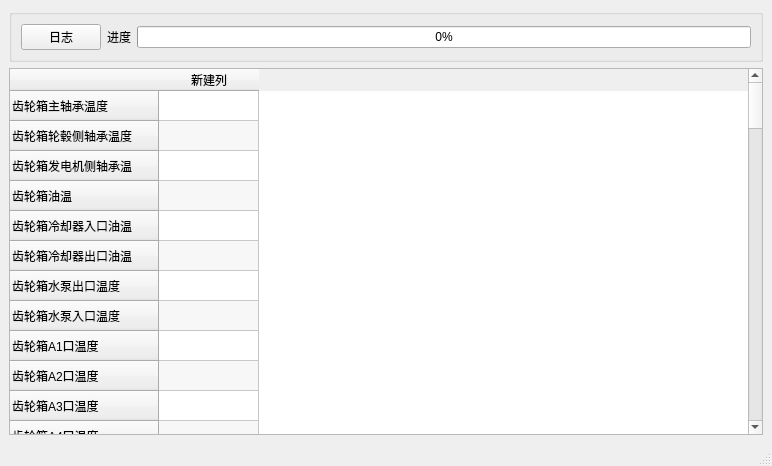
Above: res/ui/run.ui from LiYorange/MyOFP2.0 before the change. Below: the same form after it.
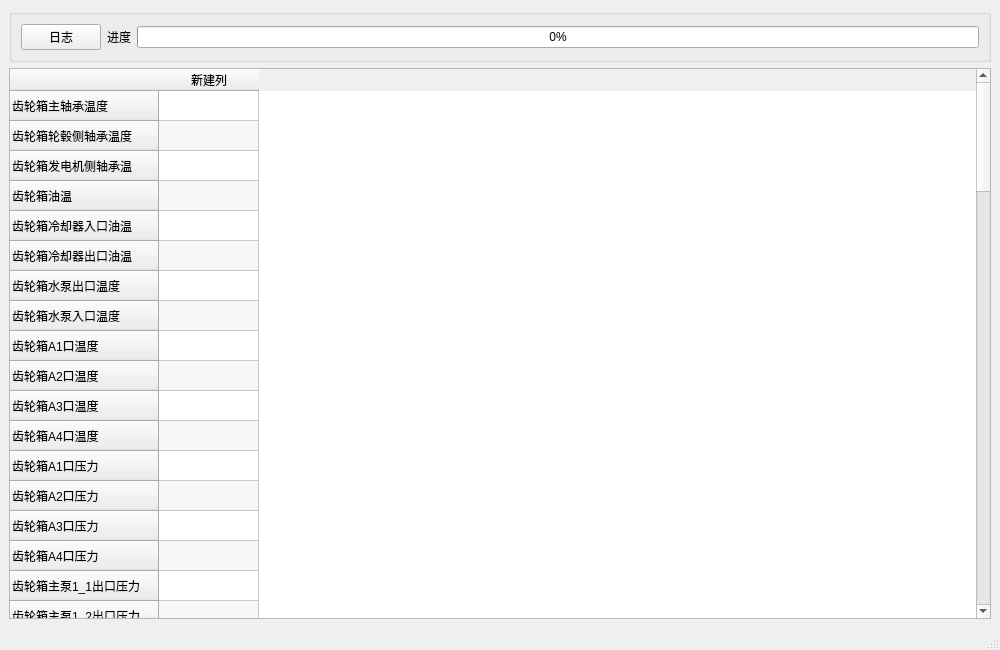
That is the form after the change.

Patch:
```diff
--- a/res/ui/run.ui
+++ b/res/ui/run.ui
@@ -6,8 +6,8 @@
    <rect>
     <x>0</x>
     <y>0</y>
-    <width>772</width>
-    <height>466</height>
+    <width>1000</width>
+    <height>650</height>
    </rect>
   </property>
   <property name="windowTitle">
```
Left out of the diff: 2 changed lines with no effect on the pictures.
